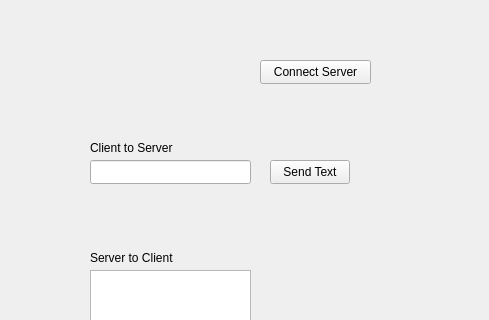
Qt form GUI/English/ClientServerBroadcast/Client/widget.ui (Yeah-Jack/cpp-projects) before a commit; both pictures show x 0 to 489 and y 0 to 320 of the 800 by 600 pixel window.
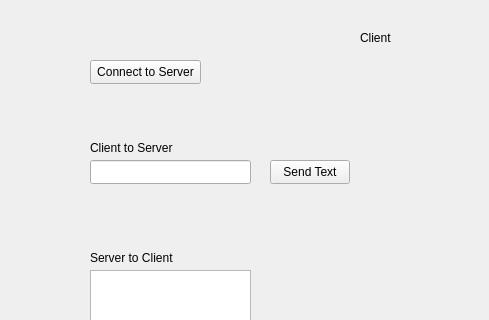
The same form after that commit.

Commit message: Working Client Server connection

What changed in the file:
```diff
--- a/GUI/English/ClientServerBroadcast/Client/widget.ui
+++ b/GUI/English/ClientServerBroadcast/Client/widget.ui
@@ -16,14 +16,14 @@
   <widget class="QPushButton" name="btnConnectServer">
    <property name="geometry">
     <rect>
-     <x>260</x>
+     <x>90</x>
      <y>60</y>
      <width>111</width>
      <height>24</height>
     </rect>
    </property>
    <property name="text">
-    <string>Connect Server</string>
+    <string>Connect to Server</string>
    </property>
   </widget>
   <widget class="QPushButton" name="btnSendText">
@@ -88,6 +88,19 @@
     <string>Server to Client</string>
    </property>
   </widget>
+  <widget class="QLabel" name="labelClient">
+   <property name="geometry">
+    <rect>
+     <x>360</x>
+     <y>30</y>
+     <width>49</width>
+     <height>16</height>
+    </rect>
+   </property>
+   <property name="text">
+    <string>Client</string>
+   </property>
+  </widget>
  </widget>
  <resources/>
  <connections/>
```
The commit also changes 5 other files.
